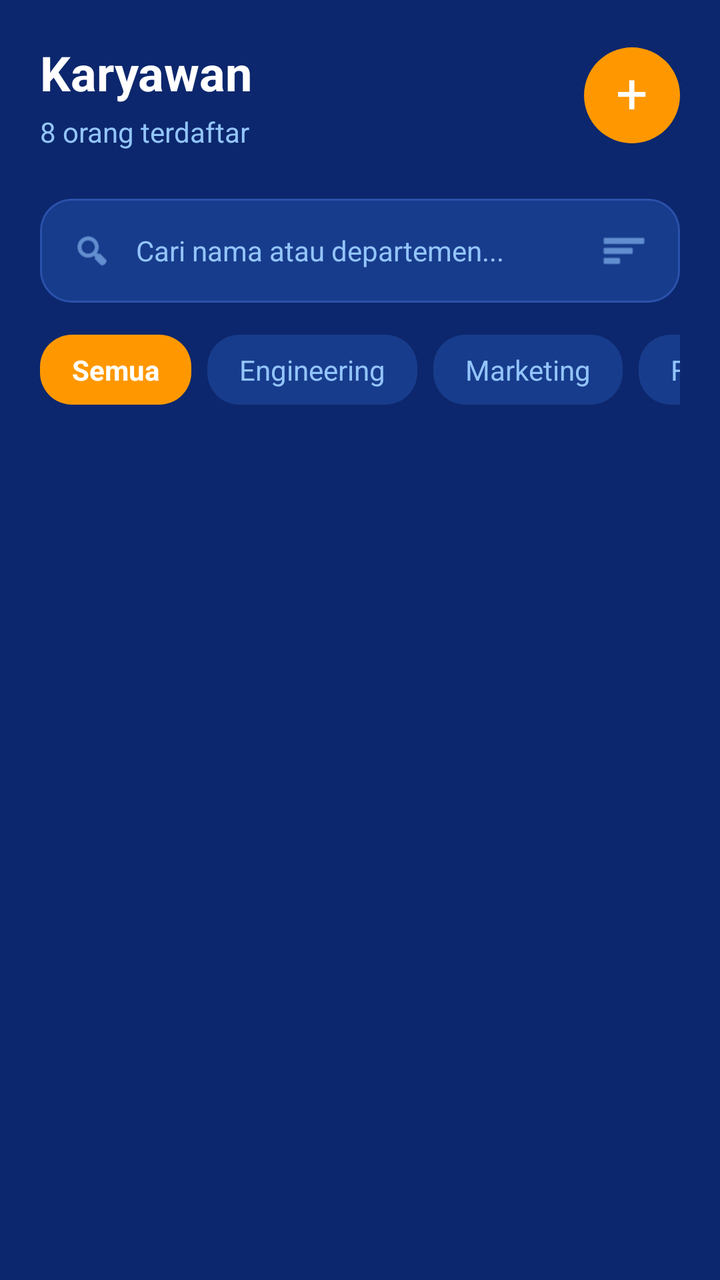
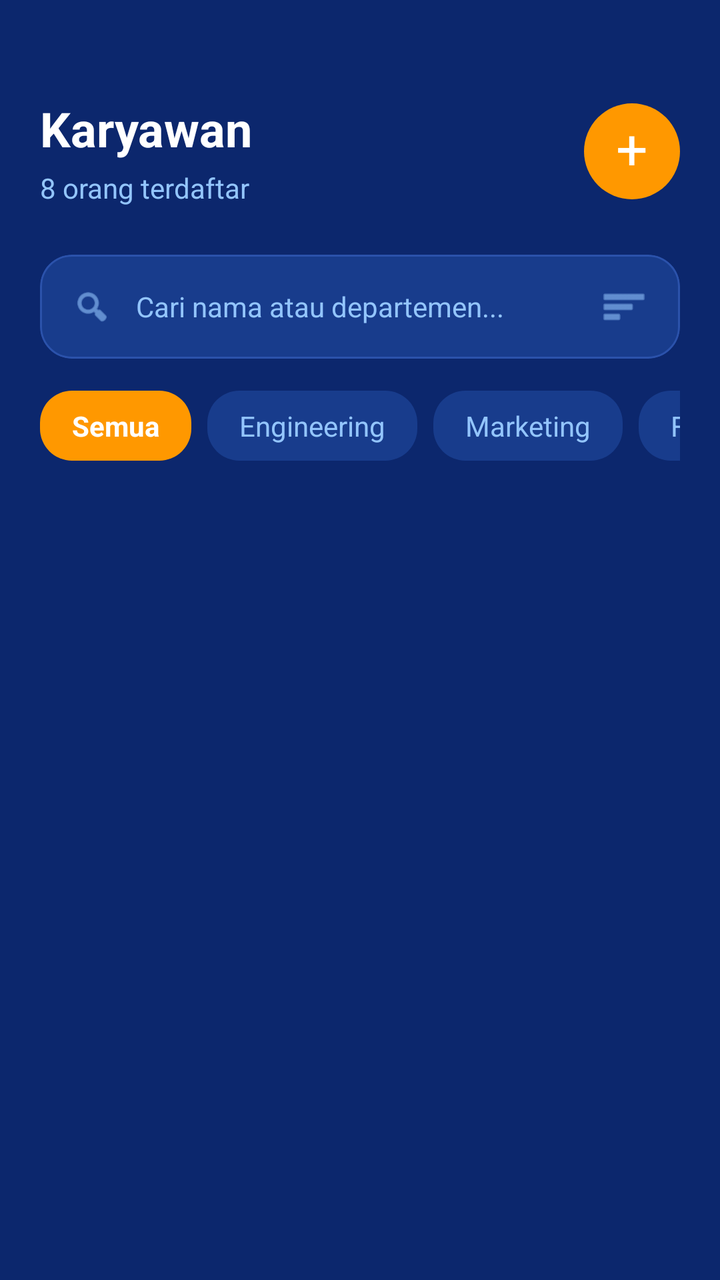

Compare the two renders of this Android layout. The source of the first and the diff that turns it into the second are given below.
<!-- AndroidManifest.xml: application theme Theme.JavaTraining -->
<!-- res/layout/fragment_employees.xml -->
<?xml version="1.0" encoding="utf-8"?>
<androidx.constraintlayout.widget.ConstraintLayout xmlns:android="http://schemas.android.com/apk/res/android"
    xmlns:app="http://schemas.android.com/apk/res-auto"
    xmlns:tools="http://schemas.android.com/tools"
    android:layout_width="match_parent"
    android:layout_height="match_parent"
    android:background="@color/dash_bg"
    android:padding="20dp">

    
    <TextView
        android:id="@+id/tvTitle"
        android:layout_width="wrap_content"
        android:layout_height="wrap_content"
        android:text="Karyawan"
        android:textColor="@color/dash_text_white"
        android:textSize="24sp"
        android:textStyle="bold"
        app:layout_constraintTop_toTopOf="parent"
        app:layout_constraintStart_toStartOf="parent" />

    <TextView
        android:id="@+id/tvSubtitle"
        android:layout_width="wrap_content"
        android:layout_height="wrap_content"
        android:text="8 orang terdaftar"
        android:textColor="@color/dash_text_light_blue"
        android:textSize="14sp"
        android:layout_marginTop="4dp"
        app:layout_constraintTop_toBottomOf="@id/tvTitle"
        app:layout_constraintStart_toStartOf="parent" />

    
    <FrameLayout
        android:id="@+id/btnAdd"
        android:layout_width="48dp"
        android:layout_height="48dp"
        android:background="@drawable/bg_avatar_circle"
        android:backgroundTint="@color/dash_accent_orange"
        app:layout_constraintTop_toTopOf="@id/tvTitle"
        app:layout_constraintBottom_toBottomOf="@id/tvSubtitle"
        app:layout_constraintEnd_toEndOf="parent">
        
        <TextView
            android:layout_width="wrap_content"
            android:layout_height="wrap_content"
            android:text="+"
            android:textColor="@color/dash_text_white"
            android:textSize="28sp"
            android:layout_gravity="center"
            android:layout_marginBottom="2dp" />
    </FrameLayout>

    
    <com.google.android.material.card.MaterialCardView
        android:id="@+id/cardSearch"
        android:layout_width="match_parent"
        android:layout_height="52dp"
        android:layout_marginTop="24dp"
        app:cardBackgroundColor="@color/dash_card_bg"
        app:cardCornerRadius="16dp"
        app:cardElevation="0dp"
        app:strokeColor="#2B52AB"
        app:strokeWidth="1dp"
        app:layout_constraintTop_toBottomOf="@id/tvSubtitle">
        
        <RelativeLayout
            android:layout_width="match_parent"
            android:layout_height="match_parent"
            android:paddingStart="16dp"
            android:paddingEnd="16dp">
            
            <ImageView
                android:id="@+id/ivSearchIcon"
                android:layout_width="20dp"
                android:layout_height="20dp"
                android:layout_centerVertical="true"
                android:src="@android:drawable/ic_menu_search"
                app:tint="@color/dash_text_light_blue" />
                
            <EditText
                android:id="@+id/etSearch"
                android:layout_width="match_parent"
                android:layout_height="match_parent"
                android:layout_toEndOf="@id/ivSearchIcon"
                android:layout_toStartOf="@id/ivFilterIcon"
                android:layout_marginStart="12dp"
                android:background="@android:color/transparent"
                android:hint="Cari nama atau departemen..."
                android:textColorHint="@color/dash_text_light_blue"
                android:textColor="@color/dash_text_white"
                android:textSize="14sp"
                android:inputType="text" />
                
            <ImageView
                android:id="@+id/ivFilterIcon"
                android:layout_width="24dp"
                android:layout_height="24dp"
                android:layout_alignParentEnd="true"
                android:layout_centerVertical="true"
                android:src="@android:drawable/ic_menu_sort_by_size"
                app:tint="@color/dash_text_light_blue" />
        </RelativeLayout>
    </com.google.android.material.card.MaterialCardView>

    
    <HorizontalScrollView
        android:id="@+id/svChips"
        android:layout_width="match_parent"
        android:layout_height="wrap_content"
        android:layout_marginTop="16dp"
        android:scrollbars="none"
        app:layout_constraintTop_toBottomOf="@id/cardSearch">
        
        <LinearLayout
            android:layout_width="wrap_content"
            android:layout_height="wrap_content"
            android:orientation="horizontal">
            
            <TextView
                android:layout_width="wrap_content"
                android:layout_height="wrap_content"
                android:text="Semua"
                android:textColor="@color/dash_text_white"
                android:textStyle="bold"
                android:background="@drawable/bg_badge"
                android:backgroundTint="@color/dash_accent_orange"
                android:paddingStart="16dp"
                android:paddingEnd="16dp"
                android:paddingTop="8dp"
                android:paddingBottom="8dp"
                android:layout_marginEnd="8dp" />
                
            <TextView
                android:layout_width="wrap_content"
                android:layout_height="wrap_content"
                android:text="Engineering"
                android:textColor="@color/dash_text_light_blue"
                android:background="@drawable/bg_badge"
                android:backgroundTint="@color/dash_card_bg"
                android:paddingStart="16dp"
                android:paddingEnd="16dp"
                android:paddingTop="8dp"
                android:paddingBottom="8dp"
                android:layout_marginEnd="8dp" />
                
            <TextView
                android:layout_width="wrap_content"
                android:layout_height="wrap_content"
                android:text="Marketing"
                android:textColor="@color/dash_text_light_blue"
                android:background="@drawable/bg_badge"
                android:backgroundTint="@color/dash_card_bg"
                android:paddingStart="16dp"
                android:paddingEnd="16dp"
                android:paddingTop="8dp"
                android:paddingBottom="8dp"
                android:layout_marginEnd="8dp" />
                
            <TextView
                android:layout_width="wrap_content"
                android:layout_height="wrap_content"
                android:text="Finance"
                android:textColor="@color/dash_text_light_blue"
                android:background="@drawable/bg_badge"
                android:backgroundTint="@color/dash_card_bg"
                android:paddingStart="16dp"
                android:paddingEnd="16dp"
                android:paddingTop="8dp"
                android:paddingBottom="8dp"
                android:layout_marginEnd="8dp" />
                
            <TextView
                android:layout_width="wrap_content"
                android:layout_height="wrap_content"
                android:text="HR"
                android:textColor="@color/dash_text_light_blue"
                android:background="@drawable/bg_badge"
                android:backgroundTint="@color/dash_card_bg"
                android:paddingStart="16dp"
                android:paddingEnd="16dp"
                android:paddingTop="8dp"
                android:paddingBottom="8dp" />
        </LinearLayout>
    </HorizontalScrollView>

    
    <androidx.recyclerview.widget.RecyclerView
        android:id="@+id/rvEmployees"
        android:layout_width="match_parent"
        android:layout_height="0dp"
        android:layout_marginTop="16dp"
        android:clipToPadding="false"
        android:paddingBottom="80dp"
        app:layout_constraintTop_toBottomOf="@id/svChips"
        app:layout_constraintBottom_toBottomOf="parent" />

</androidx.constraintlayout.widget.ConstraintLayout>
<!-- resources referenced by this layout -->
<resources>
  <color name="dash_accent_orange">#FF9800</color>
  <color name="dash_bg">#0C276D</color>
  <color name="dash_card_bg">#183C8C</color>
  <color name="dash_text_light_blue">#93C5FD</color>
  <color name="dash_text_white">#FFFFFF</color>
  <!-- drawable bg_avatar_circle (drawable) -->
  <shape xmlns:android="http://schemas.android.com/apk/res/android" android:shape="oval">
      <solid android:color="@color/dash_accent_orange" />
  </shape>
  <!-- drawable bg_badge (drawable) -->
  <?xml version="1.0" encoding="utf-8"?>
  <shape xmlns:android="http://schemas.android.com/apk/res/android">
      <solid android:color="#FFFFFF" />
      <corners android:radius="16dp" />
  </shape>
  <style name="Theme.JavaTraining" parent="Theme.MaterialComponents.Light.NoActionBar">
          
          <item name="colorPrimary">@color/colorPrimary</item>
          <item name="colorPrimaryVariant">@color/colorPrimaryDark</item>
          <item name="colorOnPrimary">@color/textWhite</item>
          
          
          <item name="colorSecondary">@color/colorAccent</item>
          <item name="colorSecondaryVariant">@color/colorAccent</item>
          <item name="colorOnSecondary">@color/textWhite</item>
          
          
          <item name="android:colorBackground">@color/backgroundLight</item>
          <item name="colorSurface">@color/cardBackground</item>
          <item name="colorOnBackground">@color/textPrimary</item>
          <item name="colorOnSurface">@color/textPrimary</item>
          
          
          <item name="android:statusBarColor">@color/backgroundLight</item>
          <item name="android:windowLightStatusBar">true</item>
      </style>
  <color name="colorPrimary">#0C276D</color>
  <color name="colorPrimaryDark">#081D52</color>
  <color name="textWhite">#FFFFFF</color>
  <color name="colorAccent">#FF9800</color>
  <color name="backgroundLight">#0C276D</color>
  <color name="cardBackground">#183C8C</color>
  <color name="textPrimary">#FFFFFF</color>
</resources>

<!-- the commit's change to res/layout/fragment_employees.xml (unified diff, before → after) -->
@@ -5,7 +5,10 @@
     android:layout_width="match_parent"
     android:layout_height="match_parent"
     android:background="@color/dash_bg"
-    android:padding="20dp">
+    android:paddingStart="20dp"
+    android:paddingEnd="20dp"
+    android:paddingTop="48dp"
+    android:paddingBottom="20dp">
 
     
     <TextView
